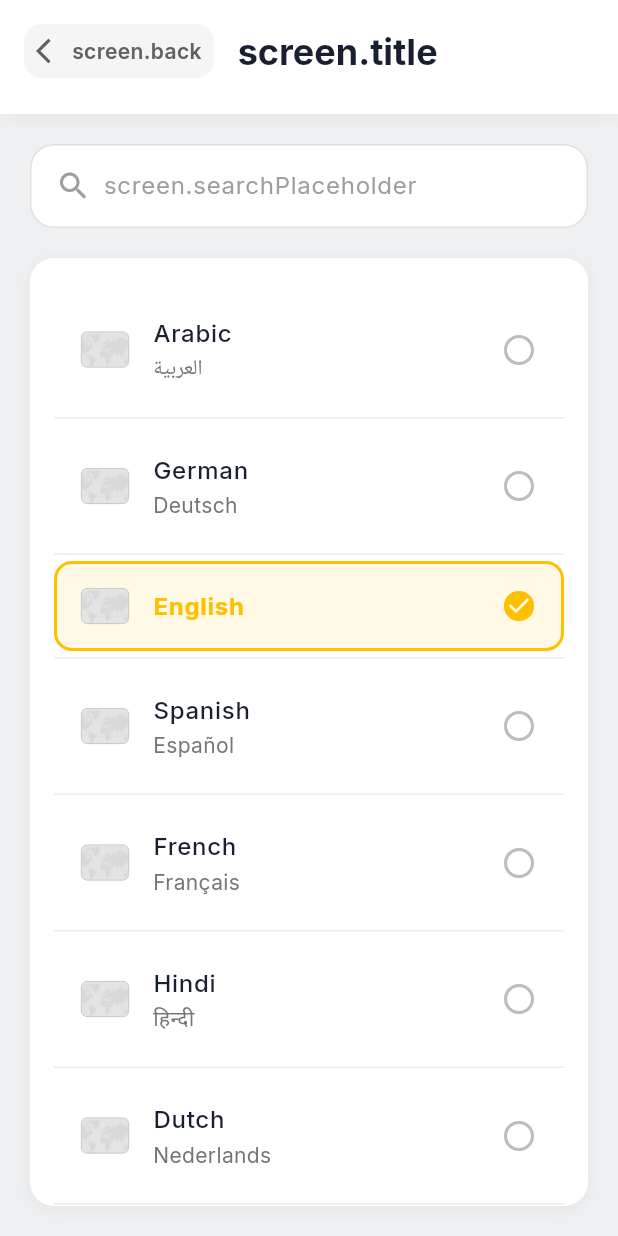
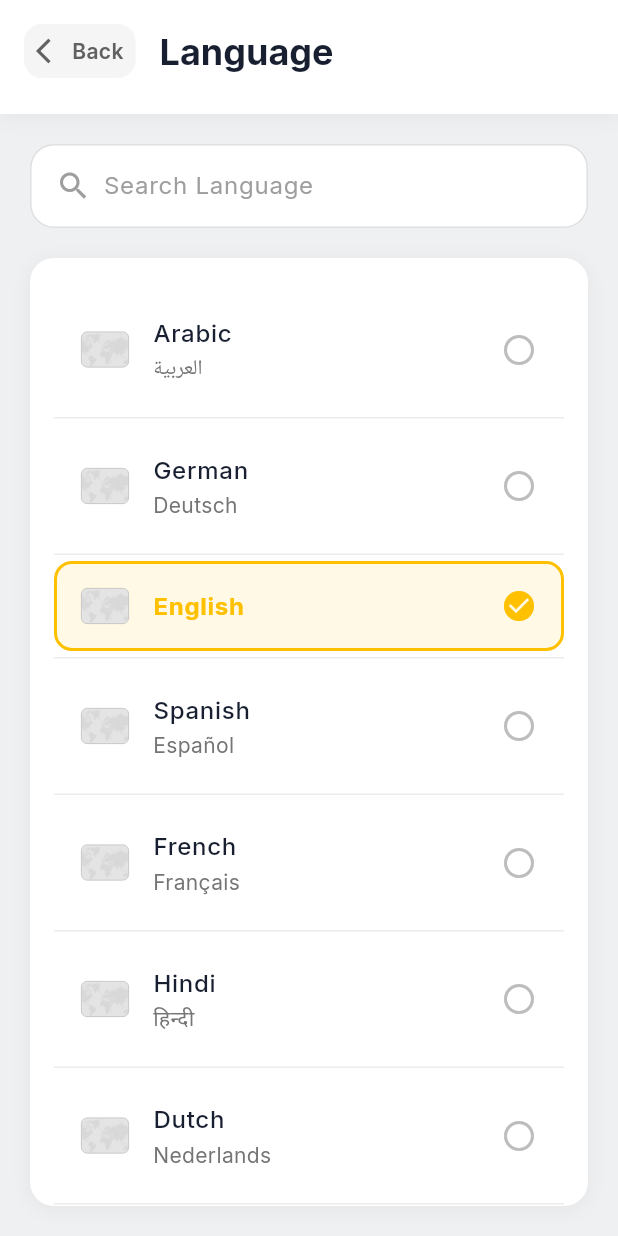
Before and after one commit to Flash-Technologies/flash_transfer_app, a Flutter app: the LanguageScreen screen opened by its route, on a phone screen of 412 x 824 dp. Run offline on Flutter 3.47's test engine with Material 3 defaults, Android fonts, the phone set to English and light mode, and no system bars; drawn by our look-alikes of flutter_animate; our stand-ins replace app_links, cached_network_image, camera, confetti, dio, equatable and 14 more; missing offline and left inert: flutter_facebook_auth, reown_appkit; accounts and stored records are empty; network calls fail; statements that could not run were skipped.

Commit message:
Enhance localization and UI responsiveness in home and language screens
- Added keyboard visibility detection in the home screen to adjust animations dynamically, improving user experience during input.
- Updated localized strings in the language screen for consistency, ensuring all text references are correctly categorized under 'language' for better clarity and maintainability.

```diff
--- a/lib/presentation/settings/language_screen.dart
+++ b/lib/presentation/settings/language_screen.dart
@@ -93,7 +93,7 @@ class _LanguageScreenState extends ConsumerState<LanguageScreen>
                 ),
                 const SizedBox(width: 12),
                 Expanded(
-                  child: Text(tr('confirmation.success').replaceAll('{languageName}', language.name)),
+                  child: Text(tr('language.confirmation.success').replaceAll('{languageName}', language.name)),
                 ),
               ],
             ),
@@ -126,7 +126,7 @@ class _LanguageScreenState extends ConsumerState<LanguageScreen>
                 ),
                 const SizedBox(width: 12),
                 Expanded(
-                  child: Text(tr('confirmation.error')),
+                  child: Text(tr('language.confirmation.error')),
                 ),
               ],
             ),
@@ -191,7 +191,7 @@ class _LanguageScreenState extends ConsumerState<LanguageScreen>
                           ),
                           const SizedBox(width: 4),
                           Text(
-                            tr('screen.back'),
+                            tr('language.screen.back'),
                             style: TextStyle(
                               color: Colors.grey[700],
                               fontSize: 14,
@@ -211,7 +211,7 @@ class _LanguageScreenState extends ConsumerState<LanguageScreen>
                   // Title
                   Expanded(
                     child: Text(
-                      tr('screen.title'),
+                      tr('language.screen.title'),
                       style: Theme.of(context).textTheme.headlineSmall?.copyWith(
                         fontWeight: FontWeight.bold,
                         color: const Color(0xFF181F30),
@@ -236,7 +236,7 @@ class _LanguageScreenState extends ConsumerState<LanguageScreen>
                   children: [
                     // Search bar
                     LanguageSearchBar(
-                      hintText: tr('screen.searchPlaceholder'),
+                      hintText: tr('language.screen.searchPlaceholder'),
                       onChanged: (query) {
                         ref.read(languageProvider.notifier).searchLanguages(query);
                       },
@@ -269,7 +269,7 @@ class _LanguageScreenState extends ConsumerState<LanguageScreen>
                                   children: [
                                     const CircularProgressIndicator(),
                                     const SizedBox(height: 16),
-                                    Text(tr('confirmation.loading')),
+                                    Text(tr('language.confirmation.loading')),
                                   ],
                                 ),
                               )
@@ -285,7 +285,7 @@ class _LanguageScreenState extends ConsumerState<LanguageScreen>
                                         ),
                                         const SizedBox(height: 16),
                                         Text(
-                                          tr('errors.loadFailed'),
+                                          tr('language.errors.loadFailed'),
                                           style: Theme.of(context).textTheme.bodyLarge?.copyWith(
                                             fontWeight: FontWeight.w600,
                                           ),
@@ -303,7 +303,7 @@ class _LanguageScreenState extends ConsumerState<LanguageScreen>
                                           onPressed: () {
                                             ref.read(languageProvider.notifier).clearError();
                                           },
-                                          child: Text(tr('errors.retry')),
+                                          child: Text(tr('language.errors.retry')),
                                         ),
                                       ],
                                     ),
@@ -320,7 +320,7 @@ class _LanguageScreenState extends ConsumerState<LanguageScreen>
                                             ),
                                             const SizedBox(height: 16),
                                             Text(
-                                              tr('errors.noLanguagesFound'),
+                                              tr('language.errors.noLanguagesFound'),
                                               style: Theme.of(context).textTheme.bodyLarge?.copyWith(
                                                 fontWeight: FontWeight.w600,
                                                 color: Colors.grey[600],
@@ -328,7 +328,7 @@ class _LanguageScreenState extends ConsumerState<LanguageScreen>
                                             ),
                                             const SizedBox(height: 8),
                                             Text(
-                                              tr('errors.tryAdjustingSearch'),
+                                              tr('language.errors.tryAdjustingSearch'),
                                               style: Theme.of(context).textTheme.bodyMedium?.copyWith(
                                                 color: Colors.grey[500],
                                               ),
```
Also changed, not shown: lib/presentation/home/home_screen.dart (+8 -7 lines).
